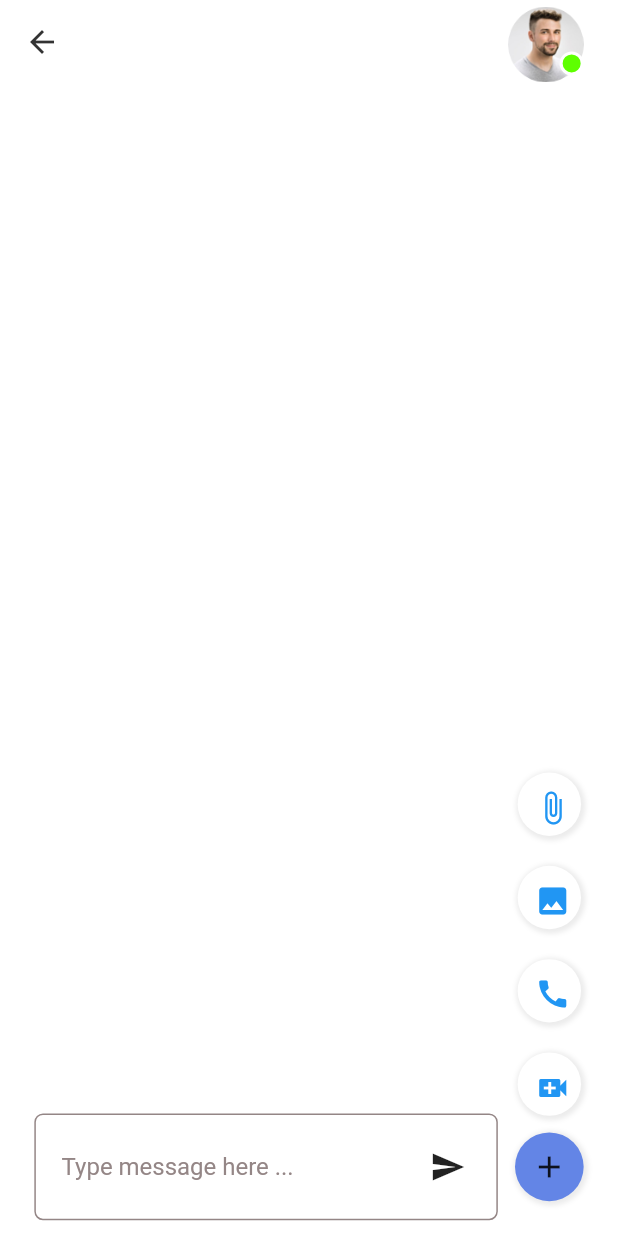
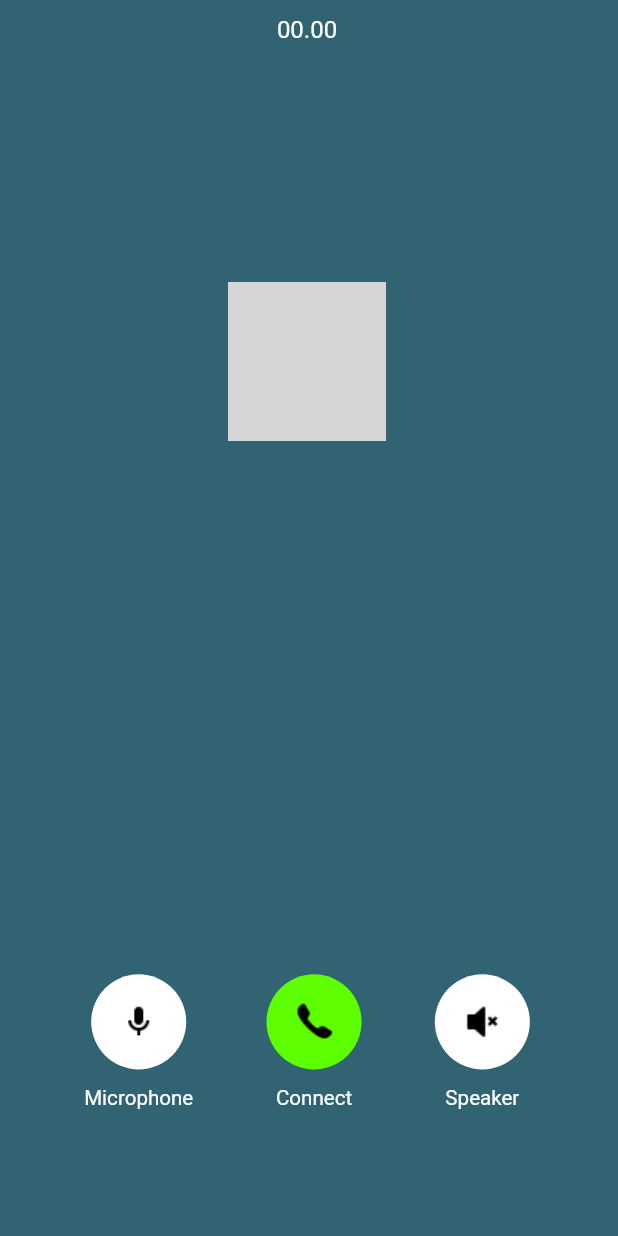
Before and after one commit to martin-ngigi/chatty, a Flutter app: the ChatPage screen opened by its route, after a tap on the "add" icon, after a tap on the "call" icon, on a phone screen of 412 x 824 dp. Run offline on Flutter 3.47's test engine with Material 2 defaults, Android fonts, the phone set to English and light mode, and no system bars; drawn by our look-alikes of cached_network_image; our stand-ins replace cloud_firestore, cookie_jar, dio, dio_cookie_manager, firebase_core, flutter_easyloading and 6 more; accounts and stored records are empty; network calls fail; statements that could not run were skipped; grey boxes are pictures that could not be loaded.

Commit message:
Added Call UI

```diff
--- a/lib/common/routes/names.dart
+++ b/lib/common/routes/names.dart
@@ -13,6 +13,8 @@ class AppRoutes {
   //chat
   static const Chat = '/chat';
 
+  static const VoiceCall = '/voicecall';
+
   static const Photoimgview = '/photoimgview';
 
   static const Profile = '/profile';
--- a/lib/common/routes/pages.dart
+++ b/lib/common/routes/pages.dart
@@ -13,6 +13,7 @@ import '../../pages/frame/welcome/index.dart'; // this will import bindings.dart
 // import '../../pages/message/bindings.dart';
 import '../../pages/message/index.dart';
 import '../../pages/message/chat/index.dart';
+import '../../pages/message/voicecall/index.dart';
 import '../../pages/profile/bindings.dart';
 import '../../pages/profile/index.dart';
 import '../../pages/contact/index.dart';
@@ -68,6 +69,9 @@ class AppPages {
     // chat page
     GetPage(name: AppRoutes.Chat, page: () => ChatPage(), binding: ChatBinding()),
 
+    // voice call
+    GetPage(name: AppRoutes.VoiceCall, page: () => VoiceCallPage(), binding: VoiceCallBinding()),
+
     /*//我的
     GetPage(name: AppRoutes.Me, page: () => MePage(), binding: MeBinding()),
 
--- a/lib/common/values/colors.dart
+++ b/lib/common/values/colors.dart
@@ -15,6 +15,7 @@ class AppColors {
   /// primary color
   static const Color primaryElement = Color.fromARGB(255, 99, 133, 230);
   static const Color primaryElementStatus = Color.fromARGB(255, 94, 255, 0);
+  static const Color primary_bg = Color.fromARGB(255, 50, 99, 115);
 
   /// 主控件-文本 白色
   static const Color primaryElementText = Color.fromARGB(255, 255, 255, 255);
--- a/lib/pages/message/chat/controller.dart
+++ b/lib/pages/message/chat/controller.dart
@@ -1,3 +1,4 @@
+import 'package:chatty/common/routes/names.dart';
 import 'package:chatty/pages/message/chat/state.dart';
 import 'package:get/get.dart';
 
@@ -9,6 +10,19 @@ class ChatController extends GetxController{
   void goMore(){
     //toggle, i.e. if false, set true and if true, set false
     state.more_status.value = state.more_status.value?false:true;
+  }
+
+  void audioCall(){
+    //change pop up menu
+    state.more_status.value=false;
+    //navigate to Voice call page
+    Get.toNamed(AppRoutes.VoiceCall,
+        //pass data to video call page
+        parameters: {
+          "to_name": state.to_name.value,
+          "to_avatar": state.to_avatar.value,
+        }
+    );
   }
 
   @override
--- a/lib/pages/message/chat/view.dart
+++ b/lib/pages/message/chat/view.dart
@@ -251,7 +251,8 @@ class ChatPage extends GetView<ChatController> {
                           child: Icon(Icons.call,color: Colors.blue,),
                         ),
                         onTap: (){
-
+                          //navigate to audio call
+                          controller.audioCall();
                         },
                       ),
                       GestureDetector(
--- /dev/null
+++ b/lib/pages/message/voicecall/bindings.dart
@@ -0,0 +1,13 @@
+import 'package:chatty/pages/frame/welcome/controller.dart';
+import 'package:get/get.dart';
+
+import 'controller.dart';
+class VoiceCallBinding implements Bindings{
+  @override
+  void dependencies() {
+    //dependencies injection
+    Get.lazyPut<VoiceCallController>(() => VoiceCallController());
+
+  }
+
+}
--- /dev/null
+++ b/lib/pages/message/voicecall/controller.dart
@@ -0,0 +1,20 @@
+import 'package:chatty/common/routes/routes.dart';
+import 'package:chatty/pages/message/voicecall/state.dart';
+import 'package:get/get.dart';
+
+class VoiceCallController extends GetxController{
+  VoiceCallController();
+
+  final state = VoiceCallState(); //get the variable
+
+   @override
+  void onInit() {
+    // TODO: implement onInit
+    super.onInit();
+    //get data from chat controller
+    var data = Get.parameters;
+    state.to_name.value = data["to_name"]??""; //if empty, place ""
+    state.to_avatar.value = data["to_avatar"]??""; //if empty, place ""
+
+  }
+}
--- /dev/null
+++ b/lib/pages/message/voicecall/index.dart
@@ -0,0 +1,9 @@
+/**
+ * Exporting other paths as welcome
+ */
+library voicecall;
+
+export './state.dart';
+export './controller.dart';
+export './bindings.dart';
+export './view.dart';
--- /dev/null
+++ b/lib/pages/message/voicecall/state.dart
@@ -0,0 +1,17 @@
+import 'package:get/get.dart';
+
+//for shared data to be accessed in other
+class VoiceCallState{
+  RxBool isJoined = false.obs; //know whether the other party has oines
+   RxBool openMicrophone = true.obs;
+   RxBool enableSpeaker = true.obs;
+   RxString callTime = "00.00".obs;
+   RxString callStatus = "not connected".obs;
+
+   var to_token = "".obs;
+   var to_name = "".obs;
+   var to_avatar = "".obs;
+   var doc_id = "".obs;
+   var call_role = "audience".obs;
+
+}
--- /dev/null
+++ b/lib/pages/message/voicecall/view.dart
@@ -0,0 +1,176 @@
+//stless
+import 'package:chatty/common/values/colors.dart';
+import 'package:flutter/cupertino.dart';
+import 'package:flutter/material.dart';
+import 'package:get/get.dart';
+import 'package:flutter_screenutil/flutter_screenutil.dart';
+
+import 'controller.dart';
+
+class VoiceCallPage extends GetView<VoiceCallController> {
+  const VoiceCallPage({Key? key}) : super(key: key);
+
+  @override
+  Widget build(BuildContext context) {
+    return Scaffold(
+      backgroundColor: AppColors.primary_bg,
+      body: Obx(()=> SafeArea(
+        child: Container(
+          child: Stack(
+            children: [
+              Positioned(
+                top: 10.h,
+                  left: 30.h,
+                  right: 30.w,
+                  child: Column(
+                    mainAxisAlignment: MainAxisAlignment.spaceAround,
+                    children: [
+                      Text(
+                        controller.state.callTime.value,
+                        style: TextStyle(
+                          color: AppColors.primaryElementText,
+                          fontSize: 14.sp,
+                          fontWeight: FontWeight.normal,
+                        ),
+                      ),
+                      Container(
+                        width: 100.h,
+                        height: 100.h,
+                        margin: EdgeInsets.only(top: 150.h),
+                        child: Image.network(
+                          controller.state.to_avatar.value
+                        ),
+                      ),
+                      Container(
+                        margin: EdgeInsets.only(top: 5.h),
+                        child: Text(
+                          controller.state.to_name.value,
+                          style: TextStyle(
+                            color: AppColors.primaryElementText,
+                            fontSize: 18.sp,
+                            fontWeight: FontWeight.bold,
+                          ),
+                        ),
+                      )
+                    ],
+                  ),
+              ),
+              Positioned(
+                bottom: 80.h,
+                  left: 30.h,
+                  right: 30.w,
+                  child: Row(
+                    mainAxisAlignment: MainAxisAlignment.spaceAround,
+                    children: [
+                      //microphone section
+                      Column(
+                        children: [
+                          GestureDetector(
+                            child: Container(
+                              width: 60.h,
+                              height: 60.h,
+                              decoration: BoxDecoration(
+                                borderRadius: BorderRadius.all(Radius.circular(30.w)),
+                                color: controller.state.openMicrophone.value?
+                                    AppColors.primaryElementText:
+                                    AppColors.primaryText
+                              ),
+                              child: controller.state.openMicrophone.value?
+                              Image.asset(
+                                  "assets/icons/a_microphone.png"
+                              ): Image.asset(
+                                  "assets/icons/b_microphone.png"
+                              ),
+                            ),
+                          ),
+                          Container(
+                            margin: EdgeInsets.only(top: 10.h),
+                            child: Text(
+                              "Microphone",
+                              style: TextStyle(
+                                color: AppColors.primaryElementText,
+                                fontSize: 12.sp,
+                                fontWeight: FontWeight.normal,
+                              ),
+                            ),
+                          )
+                        ],
+                      ),
+                      //phone section
+                      Column(
+                        children: [
+                          GestureDetector(
+                            child: Container(
+                              width: 60.h,
+                              height: 60.h,
+                              decoration: BoxDecoration(
+                                  borderRadius: BorderRadius.all(Radius.circular(30.w)),
+                                  color: controller.state.isJoined.value?
+                                  AppColors.primary_bg:
+                                  AppColors.primaryElementStatus
+                              ),
+                              child: controller.state.isJoined.value?
+                              Image.asset(
+                                  "assets/icons/call.png"
+                              ): Image.asset(
+                                  "assets/icons/a_call.png"
+                              ),
+                            ),
+                          ),
+                          Container(
+                            margin: EdgeInsets.only(top: 10.h),
+                            child: Text(
+                              controller.state.isJoined.value?"Disconnect": "Connect",
+                              style: TextStyle(
+                                color: AppColors.primaryElementText,
+                                fontSize: 12.sp,
+                                fontWeight: FontWeight.normal,
+                              ),
+                            ),
+                          )
+                        ],
+                      ),
+                      // speaker section
+                      Column(
+                        children: [
+                          GestureDetector(
+                            child: Container(
+                              width: 60.h,
+                              height: 60.h,
+                              decoration: BoxDecoration(
+                                  borderRadius: BorderRadius.all(Radius.circular(30.w)),
+                                  color: controller.state.enableSpeaker.value?
+                                  AppColors.primaryElementText:
+                                  AppColors.primaryText
+                              ),
+                              child: controller.state.enableSpeaker.value?
+                              Image.asset(
+                                  "assets/icons/mute.png"
+                              ): Image.asset(
+                                  "assets/icons/mute.png"
+                              ),
+                            ),
+                          ),
+                          Container(
+                            margin: EdgeInsets.only(top: 10.h),
+                            child: Text(
+                              "Speaker",
+                              style: TextStyle(
+                                color: AppColors.primaryElementText,
+                                fontSize: 12.sp,
+                                fontWeight: FontWeight.normal,
+                              ),
+                            ),
+                          )
+                        ],
+                      ),
+                    ],
+                  )
+              )
+            ],
+          ),
+        ),
+      )),
+    );
+  }
+}
```
Also changed, not shown: assets/icons/a_call.png (added), assets/icons/a_microphone.png (added), assets/icons/b_microphone.png (added), assets/icons/call.png (added), assets/icons/mute.png (added).
